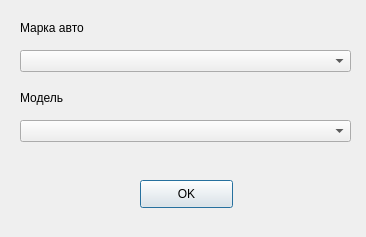
This is ui/add_auto.ui in Tr0ub1e/Izbushka as Qt 5 draws it before an edit. The edited form follows.
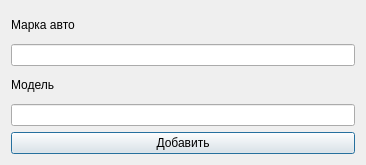
This is the edited form. Icons and pictures are not drawn.

```diff
--- a/ui/add_auto.ui
+++ b/ui/add_auto.ui
@@ -7,71 +7,45 @@
     <x>0</x>
     <y>0</y>
     <width>366</width>
-    <height>237</height>
+    <height>165</height>
    </rect>
   </property>
   <property name="windowTitle">
    <string>Dialog</string>
   </property>
+  <property name="windowIcon">
+   <iconset>
+    <normaloff>favicon.ico</normaloff>favicon.ico</iconset>
+  </property>
+  <layout class="QVBoxLayout" name="verticalLayout">
+   <item>
   <widget class="QLabel" name="label">
-   <property name="geometry">
-    <rect>
-     <x>20</x>
-     <y>20</y>
-     <width>111</width>
-     <height>16</height>
-    </rect>
-   </property>
    <property name="text">
     <string>Марка авто</string>
    </property>
   </widget>
-  <widget class="QComboBox" name="comboBox">
-   <property name="geometry">
-    <rect>
-     <x>20</x>
-     <y>50</y>
-     <width>331</width>
-     <height>22</height>
-    </rect>
-   </property>
-  </widget>
+   </item>
+   <item>
+    <widget class="QLineEdit" name="mark"/>
+   </item>
+   <item>
   <widget class="QLabel" name="label_2">
-   <property name="geometry">
-    <rect>
-     <x>20</x>
-     <y>90</y>
-     <width>55</width>
-     <height>16</height>
-    </rect>
-   </property>
    <property name="text">
     <string>Модель</string>
    </property>
   </widget>
-  <widget class="QComboBox" name="comboBox_2">
-   <property name="geometry">
-    <rect>
-     <x>20</x>
-     <y>120</y>
-     <width>331</width>
-     <height>22</height>
-    </rect>
-   </property>
-  </widget>
+   </item>
+   <item>
+    <widget class="QLineEdit" name="model"/>
+   </item>
+   <item>
   <widget class="QPushButton" name="pushButton">
-   <property name="geometry">
-    <rect>
-     <x>140</x>
-     <y>180</y>
-     <width>93</width>
-     <height>28</height>
-    </rect>
-   </property>
    <property name="text">
-    <string>OK</string>
-   </property>
-  </widget>
+      <string>Добавить</string>
+     </property>
+    </widget>
+   </item>
+  </layout>
  </widget>
  <resources/>
  <connections/>
```
Left out of the diff: 2 changed lines with no effect on the pictures. Lines whose indentation alone changed are shown as unchanged.
